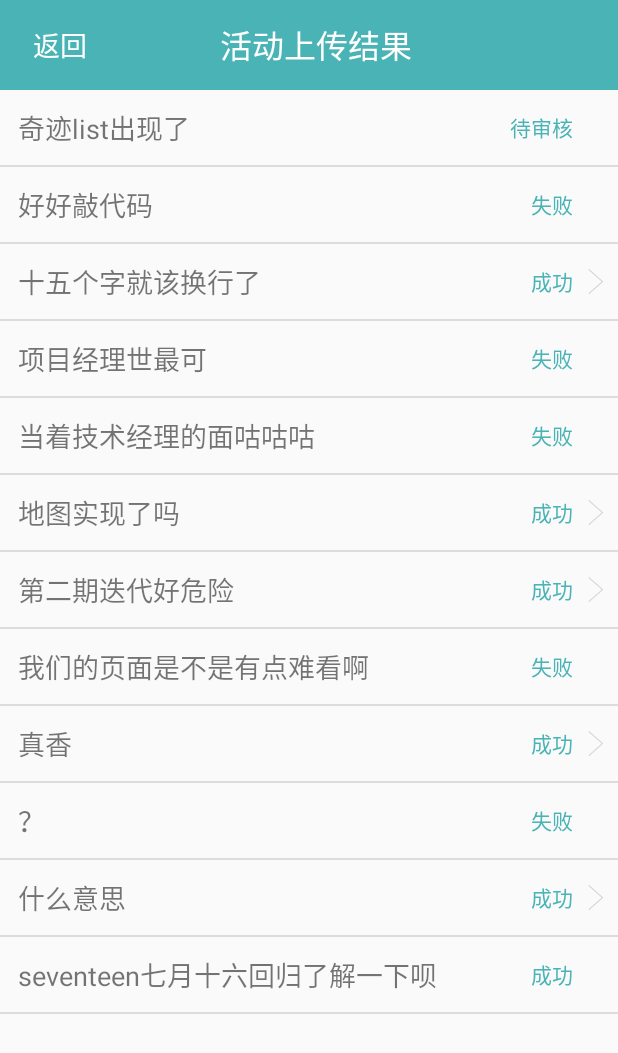
After one commit to RongRongJi/HiWhuClient, an Android app: the comM_result screen opened directly, with no data from a screen before it, on a phone screen of 412 x 824 dp. The commit adds this screen. Shown: the top 1053 px of the screen. Run offline under Robolectric (Android 15) with nearby library versions, the phone set to English and light mode, and no system bars.

Commit message:
消息界面实现

```diff
--- a/app/src/main/java/com/hiwhuUI/Activity/McAdapter.java
+++ b/app/src/main/java/com/hiwhuUI/Activity/message/McAdapter.java
@@ -1,4 +1,4 @@
-package com.hiwhuUI.Activity;
+package com.hiwhuUI.Activity.message;
 
 import android.content.Context;
 import android.view.LayoutInflater;
--- /dev/null
+++ b/app/src/main/java/com/hiwhuUI/Activity/message/ResultAdapter.java
@@ -0,0 +1,35 @@
+package com.hiwhuUI.Activity.message;
+
+import android.content.Context;
+import android.view.LayoutInflater;
+import android.view.View;
+import android.view.ViewGroup;
+import android.widget.ArrayAdapter;
+import android.widget.ImageView;
+import android.widget.TextView;
+
+import com.hiwhu.hiwhuclient.R;
+
+import java.util.List;
+
+public class ResultAdapter extends ArrayAdapter<comResult>{
+    private int resourceId;
+
+    public ResultAdapter(Context context, int textViewRecourceId, List<comResult> objects){
+        super(context,textViewRecourceId,objects);
+        resourceId = textViewRecourceId;
+    }
+
+    @Override
+    public View getView(int position, View convertView, ViewGroup parent){
+        comResult comresult = getItem(position);
+        View view = LayoutInflater.from(getContext()).inflate(resourceId,parent,false);
+        ImageView backImage = (ImageView) view.findViewById(R.id.result_back);
+        TextView activityName = (TextView)view.findViewById(R.id.result_name);
+        TextView resultState = (TextView)view.findViewById(R.id.result_state);
+        backImage.setImageResource(comresult.getBackId());
+        activityName.setText(comresult.getActivityName());
+        resultState.setText(comresult.getState());
+        return  view;
+    }
+}
--- /dev/null
+++ b/app/src/main/java/com/hiwhuUI/Activity/message/comM_result.java
@@ -0,0 +1,94 @@
+package com.hiwhuUI.Activity.message;
+
+import android.support.v7.app.ActionBar;
+import android.support.v7.app.AppCompatActivity;
+import android.os.Bundle;
+import android.view.View;
+import android.widget.Button;
+import android.widget.ListView;
+import android.widget.TextView;
+
+import com.hiwhu.hiwhuclient.R;
+
+import java.util.ArrayList;
+import java.util.List;
+
+public class comM_result extends AppCompatActivity {
+    private List<comResult> resultList = new ArrayList<>();
+    @Override
+    protected void onCreate(Bundle savedInstanceState) {
+        super.onCreate(savedInstanceState);
+        setContentView(R.layout.activity_com_m_result);
+        //更改标题栏
+        TextView title = (TextView)findViewById(R.id.text_title) ;
+        title.setText("活动上传结果");
+        Button back = (Button)findViewById(R.id.button_backward);
+        back.setText("返回");
+        //返回消息主页
+        back.setOnClickListener(new View.OnClickListener() {
+            @Override
+            public void onClick(View v) {
+                finish();
+            }
+        });
+        Button forward = (Button)findViewById(R.id.button_forward);
+        forward.setText(null);
+        //隐藏默认标题栏
+        ActionBar actionBar = getSupportActionBar();
+        if (actionBar != null){
+            actionBar.hide();
+        }
+
+        initComResult();
+        ResultAdapter adapter = new ResultAdapter(comM_result.this,R.layout.com_result_item,resultList);
+        ListView listView = (ListView)findViewById(R.id.result_list);
+        listView.setAdapter(adapter);
+  /*      listView.setOnItemClickListener(new AdapterView.OnItemClickListener() {
+            @Override
+            public void onItemClick(AdapterView<?> adapterView, View view, int position, long id) {
+                comResult comresult  = resultList.get(position);
+                switch (position){
+                    case 2|5|11|8|10|6:
+                        Intent intent = new Intent(comM_result.this,com_ViewActivity.class);
+                        startActivity(intent);
+                        break;
+                    case 0|1|3|4|7:
+                        break;
+                    case 9:
+                        break;
+                }
+            }
+        });*/
+    }
+
+    //list初始化
+    private void initComResult(){
+        for (int i = 0; i <1; i++){
+            comResult result1 = new comResult("奇迹list出现了",0,"待审核");
+            resultList.add(result1);
+            comResult result2 = new comResult("好好敲代码",0,"失败");
+            resultList.add(result2);
+            comResult result3 = new comResult("十五个字就该换行了",R.drawable.jump1,"成功");
+            resultList.add(result3);
+            comResult result4 = new comResult("项目经理世最可",0,"失败");
+            resultList.add(result4);
+            comResult result5 = new comResult("当着技术经理的面咕咕咕",0,"失败");
+            resultList.add(result5);
+            comResult result6 = new comResult("地图实现了吗",R.drawable.jump1,"成功");
+            resultList.add(result6);
+            comResult result7 = new comResult("第二期迭代好危险",R.drawable.jump1,"成功");
+            resultList.add(result7);
+            comResult result8 = new comResult("我们的页面是不是有点难看啊",0,"失败");
+            resultList.add(result8);
+            comResult result9 = new comResult("真香",R.drawable.jump1,"成功");
+            resultList.add(result9);
+            comResult result10 = new comResult("？",0,"失败");
+            resultList.add(result10);
+            comResult result11 = new comResult("什么意思",R.drawable.jump1,"成功");
+            resultList.add(result11);
+            comResult result12 = new comResult("seventeen七月十六回归了解一下呗",0,"成功");
+            resultList.add(result12);
+        }
+
+    }
+}
--- a/app/src/main/java/com/hiwhuUI/Activity/comMessage.java
+++ b/app/src/main/java/com/hiwhuUI/Activity/message/comMessage.java
@@ -1,4 +1,4 @@
-package com.hiwhuUI.Activity;
+package com.hiwhuUI.Activity.message;
 
 public class comMessage {
         private String name;
--- /dev/null
+++ b/app/src/main/java/com/hiwhuUI/Activity/message/comResult.java
@@ -0,0 +1,25 @@
+package com.hiwhuUI.Activity.message;
+
+public class comResult {
+    private String activityName;
+    private int backId;
+    private String state;
+
+    public comResult(String activityName,int backId,String state){
+        this.activityName = activityName;
+        this.backId = backId;
+        this.state = state;
+    }
+
+    public String getActivityName() {
+        return activityName;
+    }
+
+    public int getBackId(){
+        return backId;
+    }
+
+    public String getState() {
+        return state;
+    }
+}
--- a/app/src/main/java/data/staticData.java
+++ b/app/src/main/java/data/staticData.java
@@ -11,8 +11,8 @@ import entity.Student;
  */
 
 public class staticData {
-    //static String url = "http://192.168.23.1:8080";//服务器地址
-    static String url = "http://192.168.191.1:8080";//服务器地址
+    static String url = "http://192.168.23.1:8080";//服务器地址
+    //static String url = "http://192.168.191.1:8080";//服务器地址
     static String studentID = null;
     static String sponsorID = null;//登录用户id
     static String currentActivity = null;//当前所选活动
--- /dev/null
+++ b/app/src/main/res/layout/activity_com_m_result.xml
@@ -0,0 +1,15 @@
+<?xml version="1.0" encoding="utf-8"?>
+<LinearLayout xmlns:android="http://schemas.android.com/apk/res/android"
+    android:layout_width="match_parent"
+    android:layout_height="match_parent"
+    android:orientation="vertical">
+
+   <include layout="@layout/activity_com_update_title"/>
+
+    <ListView
+        android:id="@+id/result_list"
+        android:layout_width="match_parent"
+        android:layout_height="match_parent">
+
+    </ListView>
+</LinearLayout>
--- a/app/src/main/res/layout/activity_com_update_title.xml
+++ b/app/src/main/res/layout/activity_com_update_title.xml
@@ -2,7 +2,7 @@
 <LinearLayout
     xmlns:android="http://schemas.android.com/apk/res/android"
     android:layout_width="match_parent"
-    android:layout_height="wrap_content"
+    android:layout_height="60dip"
     android:background="#49b3b6">
     <!--返回按钮-->
     <Button
@@ -11,6 +11,7 @@
         android:layout_height="wrap_content"
         android:layout_gravity="center"
         android:background="#00000000"
+        android:layout_marginLeft="10dip"
         android:text="返回"
         android:textColor="#ffffffff"
         android:textSize="18dp"/>
--- /dev/null
+++ b/app/src/main/res/layout/com_result_item.xml
@@ -0,0 +1,39 @@
+<?xml version="1.0" encoding="utf-8"?>
+<LinearLayout
+    xmlns:android="http://schemas.android.com/apk/res/android"
+    android:layout_width="match_parent"
+    android:layout_height="match_parent">
+        <RelativeLayout
+            android:layout_width="wrap_content"
+            android:layout_height="50dip">
+                <TextView
+                    android:id="@+id/result_name"
+                    android:layout_width="wrap_content"
+                    android:layout_height="wrap_content"
+                    android:layout_centerVertical="true"
+                    android:layout_marginLeft="12dip"
+                    android:textSize="18dip"/>
+
+                <TextView
+                    android:id="@+id/result_state"
+                    android:layout_width="wrap_content"
+                    android:layout_height="wrap_content"
+                    android:layout_toLeftOf="@+id/result_back"
+                    android:textColor="@color/colorPrimary"
+                    android:layout_centerVertical="true"
+                    android:textSize="14dip"
+                    android:layout_marginLeft="100dip"/>
+
+                <ImageView
+                    android:id="@+id/result_back"
+                    android:layout_width="30dip"
+                    android:layout_height="50dip"
+                    android:layout_alignParentRight="true"
+                    android:scaleType="fitCenter"
+                    android:background="#00000000"
+                    android:paddingBottom="14dip"
+                    android:paddingTop="14dip"/>
+
+        </RelativeLayout>
+
+</LinearLayout>
--- a/app/src/main/res/values/colors.xml
+++ b/app/src/main/res/values/colors.xml
@@ -3,4 +3,6 @@
     <color name="colorPrimary">#FF49B3B6</color>
     <color name="colorPrimaryDark">#FF49B3B6</color>
     <color name="colorAccent">#FF49B3B6</color>
+    <color name="fail">#ff0000</color>
+    <color name="wait">#b0b0b0</color>
 </resources>
--- a/build.gradle
+++ b/build.gradle
@@ -10,7 +10,7 @@ buildscript {
         google()
     }
     dependencies {
-        classpath 'com.android.tools.build:gradle:3.0.1'
+        classpath 'com.android.tools.build:gradle:3.1.3'
 
         // NOTE: Do not place your application dependencies here; they belong
         // in the individual module build.gradle files
```
Also changed, not shown: app/src/main/AndroidManifest.xml (+10 -2 lines), app/src/main/java/com/hiwhuUI/Activity/message/comWord.java (added, +74 -0 lines), app/src/main/java/com/hiwhuUI/Activity/message/stuReply.java (added, +75 -0 lines), app/src/main/java/com/hiwhuUI/Activity/message/stuResult.java (added, +94 -0 lines), app/src/main/java/com/hiwhuUI/Activity/util/navigationFragment.java (+62 -9 lines), app/src/main/res/drawable/ms_remind.png (added), app/src/main/res/drawable/ms_reply.png (added), app/src/main/res/drawable/ms_result.png (added).
